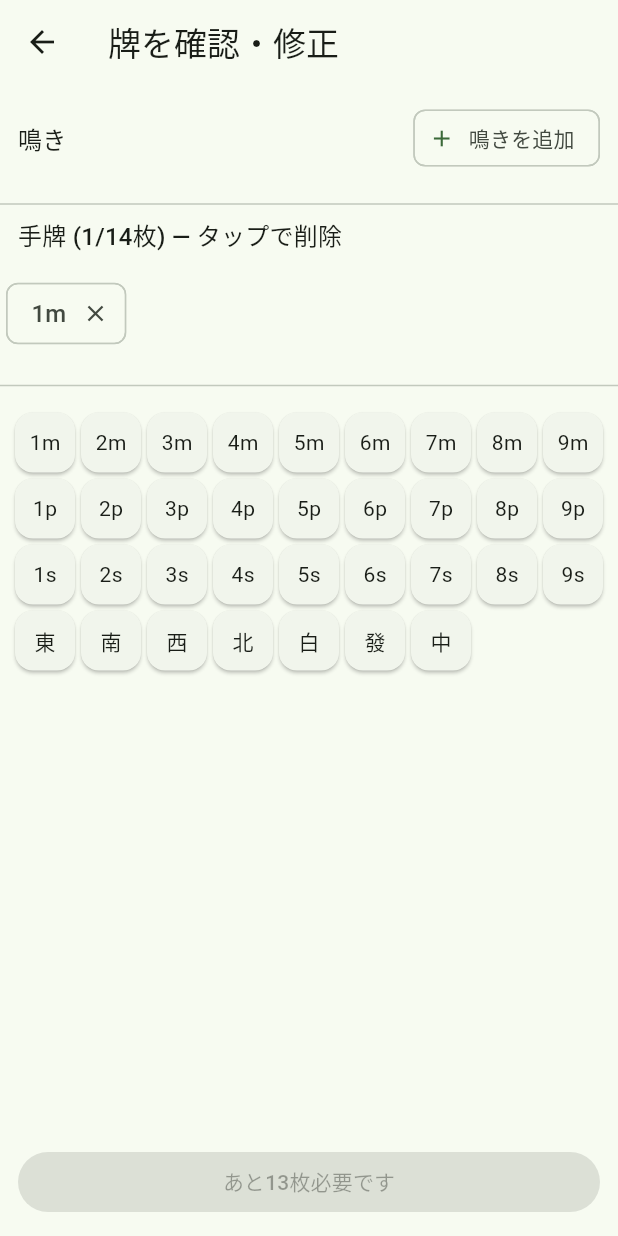
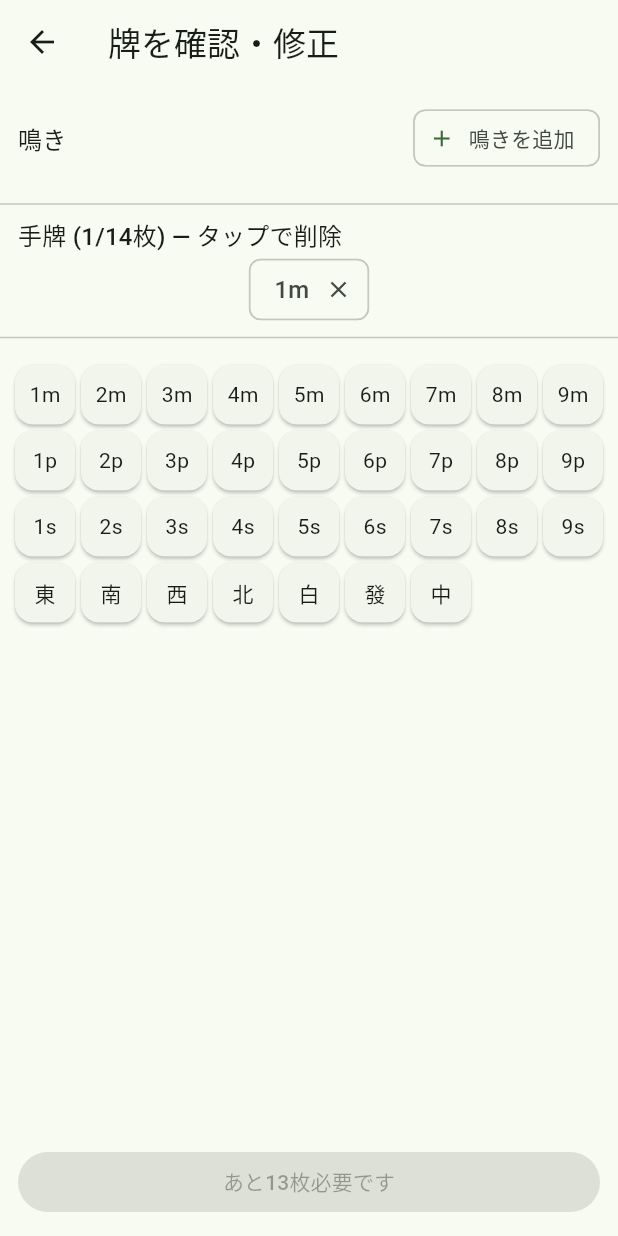
Before and after one commit to watanabe2018/mahjong_score_app, a Flutter app: the TileConfirmScreen screen opened directly, after a tap on "1m", on a phone screen of 412 x 824 dp. Run offline on Flutter 3.47's test engine with Material 3 defaults, Android fonts, the phone set to English and light mode, and no system bars; our stand-ins replace image_picker, shared_preferences; accounts and stored records are empty.

Commit message:
fix: wrap tile chips instead of horizontal scroll

```diff
--- a/lib/screens/tile_confirm_screen.dart
+++ b/lib/screens/tile_confirm_screen.dart
@@ -143,18 +143,17 @@ class _TileConfirmScreenState extends State<TileConfirmScreen> {
               ],
             ),
           ),
-          SizedBox(
-            height: 80,
-            child: ListView.builder(
-              scrollDirection: Axis.horizontal,
-              itemCount: _tiles.length,
-              itemBuilder: (context, i) => Padding(
-                padding: const EdgeInsets.symmetric(horizontal: 4),
-                child: InputChip(
+          Padding(
+            padding: const EdgeInsets.symmetric(horizontal: 12),
+            child: Wrap(
+              spacing: 6,
+              runSpacing: 6,
+              children: List.generate(_tiles.length, (i) {
+                return InputChip(
                   label: Text(_label(_tiles[i]), style: const TextStyle(fontSize: 16)),
                   onDeleted: () => _removeAt(i),
-                ),
-              ),
+                );
+              }),
             ),
           ),
           const Divider(),
```
